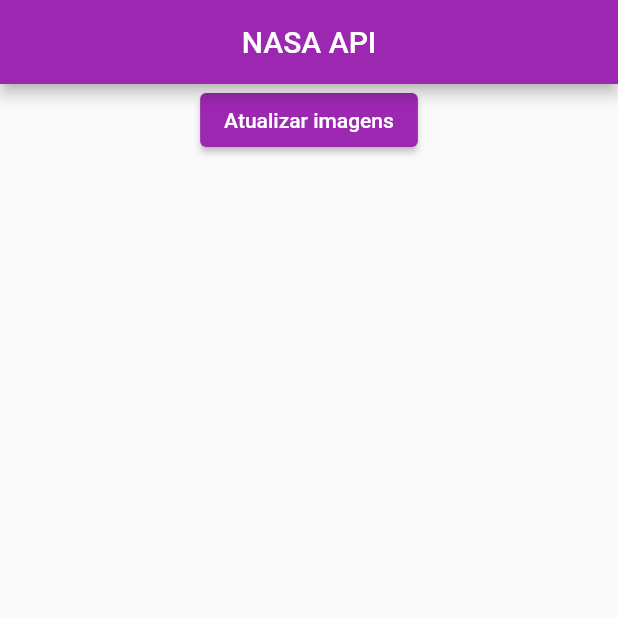
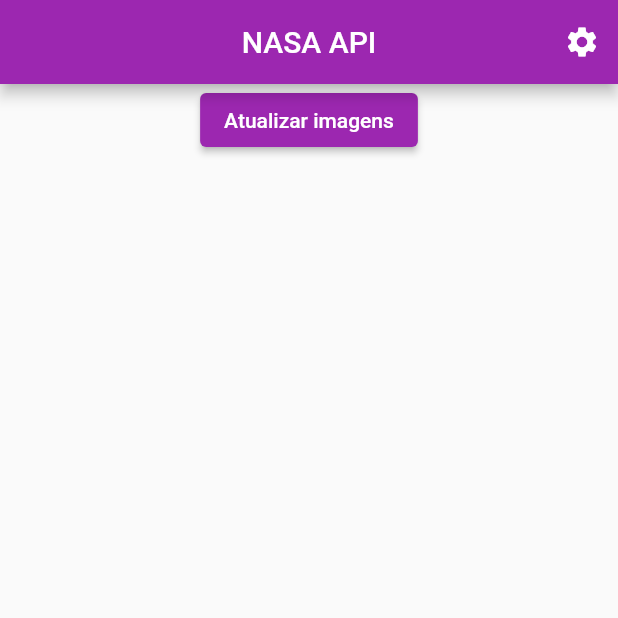
Before and after one commit to fhilipecrash/aval3_prog4, a Flutter app: the screen it shows after launch, after a tap on "Atualizar imagens", on a phone screen of 412 x 824 dp, the top half of it. Run offline on Flutter 3.47's test engine with Material 2 defaults, Android fonts, the light colour scheme and no system bars; network calls fail.

Commit message:
adicionado a função de recarregar a pagina puxando

```diff
--- /dev/null
+++ b/lib/date_formatter.dart
@@ -0,0 +1,3 @@
+String formatDate(DateTime date) {
+  return "${date.day.toString().padLeft(2, '0')}/${date.month.toString().padLeft(2, '0')}/${date.year}";
+}
--- /dev/null
+++ b/lib/home_page.dart
@@ -0,0 +1,174 @@
+import 'dart:convert';
+import 'dart:math';
+import 'package:flutter/material.dart';
+import 'package:http/http.dart' as http;
+import './image_details_page.dart';
+import './date_formatter.dart';
+import './settings_page.dart';
+
+class HomePage extends StatefulWidget {
+  const HomePage({Key? key}) : super(key: key);
+
+  @override
+  createState() => _HomePageState();
+}
+
+class _HomePageState extends State<HomePage> {
+  List<dynamic> imageUrls = [];
+
+  @override
+  void initState() {
+    super.initState();
+    generateDates();
+  }
+
+  void generateDates() {
+    for (var i = 0; i < 20; i++) {
+      DateTime startDate = DateTime(1995, 7, 1);
+      DateTime currentDate = DateTime.now();
+      DateTime randomDate = generateRandomDate(startDate, currentDate);
+      fetchImageData(randomDate);
+    }
+  }
+
+  DateTime generateRandomDate(DateTime start, DateTime end) {
+    Duration randomDuration = Duration(
+      days: Random().nextInt(end.difference(start).inDays) + 1,
+    );
+    return start.add(randomDuration);
+  }
+
+  Future<void> fetchImageData(DateTime date) async {
+    String apiKey = "8uB1eb3DyZqKQLKsndfi2F69gZD0PDtqPQgc9GaL";
+    String url =
+        "https://api.nasa.gov/planetary/apod?api_key=$apiKey&date=${date.year}-${date.month.toString().padLeft(2, '0')}-${date.day.toString().padLeft(2, '0')}";
+
+    final response = await http.get(Uri.parse(url));
+    if (response.statusCode == 200) {
+      final data = json.decode(response.body);
+      setState(() {
+        imageUrls.add(data);
+      });
+    }
+  }
+
+  void clearImages() {
+    setState(() {
+      imageUrls.clear();
+    });
+    generateDates();
+  }
+
+  void openSettingsPage() async {
+    final result = await Navigator.pushNamed(context, SettingsPage.routeName);
+    if (result != null) {
+      setState(() {
+        imageUrls.clear();
+      });
+      generateDates();
+    }
+  }
+
+  @override
+  Widget build(BuildContext context) {
+    return Scaffold(
+      appBar: AppBar(
+        title: const Text(
+          'NASA API',
+          style: TextStyle(fontSize: 20),
+        ),
+        centerTitle: true,
+        actions: [
+          IconButton(
+            icon: const Icon(Icons.settings),
+            onPressed: openSettingsPage,
+          ),
+        ],
+      ),
+      body: Column(
+        children: [
+          ElevatedButton(
+            onPressed: clearImages,
+            child: const Text('Atualizar imagens'),
+          ),
+          Expanded(
+            child: RefreshIndicator(
+              onRefresh: () async {
+                clearImages();
+              },
+              child: GridView.builder(
+                gridDelegate: const SliverGridDelegateWithFixedCrossAxisCount(
+                  crossAxisCount: 2,
+                  childAspectRatio: 0.8,
+                ),
+                itemCount: imageUrls.length,
+                itemBuilder: (context, index) {
+                  final item = imageUrls[index];
+                  final imageUrl = item['url'];
+                  final title = item['title'];
+                  final date = DateTime.parse(item['date']);
+                  return GestureDetector(
+                    onTap: () {
+                      Navigator.push(
+                        context,
+                        MaterialPageRoute(
+                          builder: (context) => ImageDetailsPage(image: item),
+                        ),
+                      );
+                    },
+                    child: Card(
+                      child: Column(
+                        crossAxisAlignment: CrossAxisAlignment.start,
+                        children: [
+                          AspectRatio(
+                            aspectRatio: 16 / 9,
+                            child: Image.network(
+                              imageUrl,
+                              fit: BoxFit.cover,
+                              errorBuilder: (context, error, stackTrace) {
+                                return Container(
+                                  color: Colors.grey,
+                                  child: const Center(
+                                    child: Text(
+                                      "Abra para obter mais informações",
+                                      style: TextStyle(color: Colors.white),
+                                      textAlign: TextAlign.center,
+                                    ),
+                                  ),
+                                );
+                              },
+                            ),
+                          ),
+                          Padding(
+                            padding: const EdgeInsets.all(8.0),
+                            child: Column(
+                              crossAxisAlignment: CrossAxisAlignment.start,
+                              children: [
+                                Text(
+                                  title,
+                                  style: const TextStyle(
+                                    fontWeight: FontWeight.bold,
+                                  ),
+                                ),
+                                Text(
+                                  formatDate(date),
+                                  style: const TextStyle(
+                                    color: Colors.grey,
+                                  ),
+                                ),
+                              ],
+                            ),
+                          ),
+                        ],
+                      ),
+                    ),
+                  );
+                },
+              ),
+            ),
+          ),
+        ],
+      ),
+    );
+  }
+}
--- a/lib/main.dart
+++ b/lib/main.dart
@@ -1,5 +1,5 @@
 import 'package:flutter/material.dart';
-import 'package:my_nasa_api/api.dart';
+import './my_app.dart';
 
 void main() {
   runApp(const MyApp());
--- /dev/null
+++ b/lib/my_app.dart
@@ -0,0 +1,23 @@
+import 'package:flutter/material.dart';
+import './home_page.dart';
+import './settings_page.dart';
+
+class MyApp extends StatelessWidget {
+  const MyApp({Key? key}) : super(key: key);
+
+  @override
+  Widget build(BuildContext context) {
+    return MaterialApp(
+      debugShowCheckedModeBanner: false,
+      title: 'NASA API',
+      theme: ThemeData(
+        primarySwatch: Colors.purple,
+      ),
+      home: const HomePage(),
+      routes: {
+        // ignore: prefer_const_constructors
+        SettingsPage.routeName: (context) => SettingsPage(),
+      },
+    );
+  }
+}
--- a/pubspec.yaml
+++ b/pubspec.yaml
@@ -40,6 +40,8 @@
   url_launcher: ^6.0.0
 
   flutter_inappwebview: ^5.3.2
+
+  font_awesome_flutter: ^9.2.0
 
   # The following adds the Cupertino Icons font to your application.
   # Use with the CupertinoIcons class for iOS style icons.
```
Also changed, not shown: analysis_options.yaml (added, +29 -0 lines), lib/image_details_page.dart (added, +71 -0 lines), lib/settings_page.dart (added, +71 -0 lines), lib/delete/api.txt (renamed from lib/api.dart), pubspec.lock, 10 other files.
